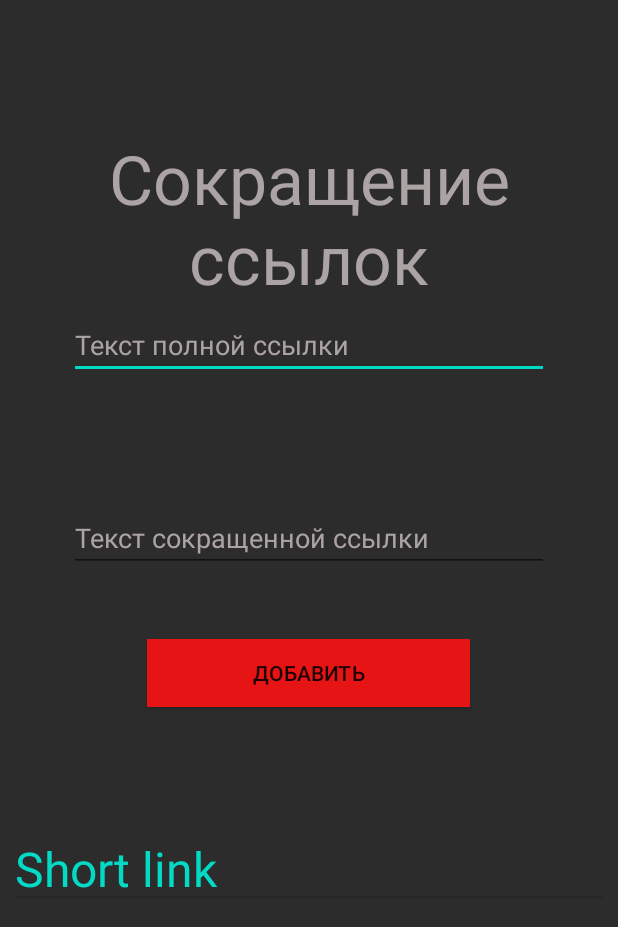
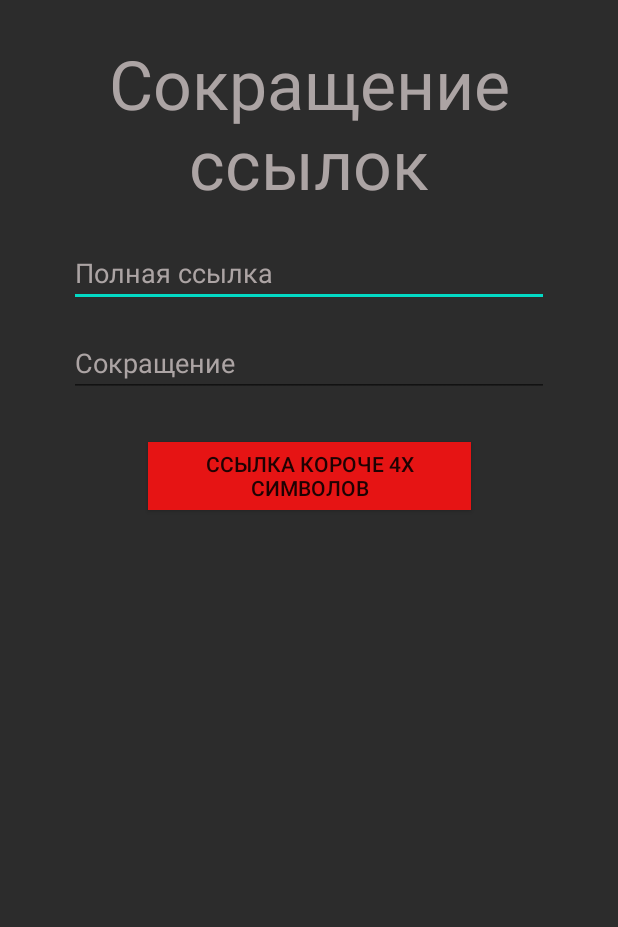
Before and after one commit to saymon-says/ShorterLink, an Android app: the screen it shows after launch (MainActivity), after a tap on "ДОБАВИТЬ", on a phone screen of 412 x 824 dp. Shown: the top 927 px of the screen. Run offline under Robolectric (Android 15) with nearby library versions, the phone set to English and light mode, and no system bars.

Commit message:
Попытки сделать проверку а двух строках

```diff
--- a/app/src/main/java/com/example/graduatework/LinkList.java
+++ b/app/src/main/java/com/example/graduatework/LinkList.java
@@ -28,4 +28,12 @@ public class LinkList {
     public void setShort_link(String short_link) {
         this.short_link = short_link;
     }
+
+    @Override
+    public String toString() {
+        return "LinkList{" +
+                "link='" + link + '\'' +
+                ", short_link='" + short_link + '\'' +
+                '}';
+    }
 }
--- a/app/src/main/java/com/example/graduatework/MainActivity.java
+++ b/app/src/main/java/com/example/graduatework/MainActivity.java
@@ -2,20 +2,21 @@ package com.example.graduatework;
 
 import android.os.Bundle;
 import android.view.View;
-import android.widget.ArrayAdapter;
+import android.widget.Button;
 import android.widget.EditText;
 import android.widget.ListView;
-import android.widget.Toast;
 
 import androidx.appcompat.app.AppCompatActivity;
 
 import java.util.ArrayList;
+import java.util.Collections;
 
 public class MainActivity extends AppCompatActivity {
 
     MyAdapter myAdapter;
-    ArrayList<LinkList> linkedList = new ArrayList<>();
+    ArrayList linkedList = new ArrayList<>();
     EditText short_link, link;
+    Button btn;
 
     @Override
     protected void onCreate(Bundle savedInstanceState) {
@@ -24,14 +25,30 @@ public class MainActivity extends AppCompatActivity {
         ListView listview = findViewById(R.id.list_of_short_link);
         short_link = findViewById(R.id.short_link);
         link = findViewById(R.id.link);
+        btn = findViewById(R.id.btn);
         myAdapter = new MyAdapter(this, linkedList);
         listview.setAdapter(myAdapter);
     }
 
     public void onClick(View v) {
-        linkedList.add(new LinkList(link.getText().toString(), short_link.getText().toString()));
-        myAdapter.notifyDataSetChanged();
-        link.setText("");
-        short_link.setText("");
+        if (link.getText().length() < 4) {
+            btn.setText("Ссылка короче 4х символов");
+            return;
+        } else if (short_link.getText().length() == 0) {
+            btn.setText("Укажите сокращение!");
+            return;
+        } else {
+            linkedList.forEach((n) -> System.out.println(n.toString()));
+            if (linkedList.equals(short_link.getText().toString())) {
+                linkedList.add(new LinkList(link.getText().toString(), short_link.getText().toString()));
+                myAdapter.notifyDataSetChanged();
+                link.setText("");
+                short_link.setText("");
+                btn.setText("Добавлено");
+            } else {
+                btn.setText("Занято");
+                return;
+            }
+        }
     }
 }
--- a/app/src/main/java/com/example/graduatework/MyAdapter.java
+++ b/app/src/main/java/com/example/graduatework/MyAdapter.java
@@ -43,7 +43,7 @@ public class MyAdapter extends BaseAdapter {
         TextView short_link = convertView.findViewById(R.id.short_link);
 
         link.setText(array.get(position).getLink());
-        short_link.setText("Short link " + array.get(position).getShort_link());
+        short_link.setText("Сокращенная ссылка: " + array.get(position).getShort_link());
 
         return convertView;
     }
--- a/app/src/main/res/layout/activity_main.xml
+++ b/app/src/main/res/layout/activity_main.xml
@@ -12,53 +12,44 @@
         android:id="@+id/textView"
         android:layout_width="wrap_content"
         android:layout_height="wrap_content"
-        android:layout_marginStart="10dp"
-        android:layout_marginTop="5dp"
-        android:layout_marginEnd="10dp"
-        android:layout_marginBottom="10dp"
+        android:layout_marginTop="25dp"
         android:text="Сокращение ссылок"
         android:textAlignment="center"
         android:textColor="#ACA4A4"
         android:textSize="45sp"
-        app:layout_constraintBottom_toTopOf="@+id/link"
+        app:layout_constraintBottom_toBottomOf="parent"
         app:layout_constraintEnd_toEndOf="parent"
+        app:layout_constraintHorizontal_bias="0.0"
         app:layout_constraintStart_toStartOf="parent"
         app:layout_constraintTop_toTopOf="parent"
-        app:layout_constraintVertical_bias="1.0" />
+        app:layout_constraintVertical_bias="0.0" />
 
     <EditText
         android:id="@+id/link"
-        android:layout_width="0dp"
+        android:layout_width="320dp"
         android:layout_height="40dp"
         android:layout_marginStart="46dp"
-        android:layout_marginTop="130dp"
+        android:layout_marginTop="25dp"
         android:layout_marginEnd="46dp"
-        android:layout_marginBottom="5dp"
-        android:ems="10"
-        android:hint="Текст полной ссылки"
-        android:inputType="textWebEditText"
+        android:hint="Полная ссылка"
         android:textColor="#ACA4A4"
         android:textColorHint="#ACA4A4"
-        app:layout_constraintBottom_toTopOf="@+id/short_link"
         app:layout_constraintEnd_toEndOf="parent"
         app:layout_constraintStart_toStartOf="parent"
-        app:layout_constraintTop_toTopOf="parent" />
+        app:layout_constraintTop_toBottomOf="@+id/textView" />
 
     <EditText
         android:id="@+id/short_link"
-        android:layout_width="0dp"
+        android:layout_width="320dp"
         android:layout_height="40dp"
         android:layout_marginStart="46dp"
+        android:layout_marginTop="20dp"
         android:layout_marginEnd="46dp"
-        android:layout_marginBottom="360dp"
-        android:ems="10"
-        android:hint="Текст сокращенной ссылки"
+        android:hint="Сокращение"
         android:inputType="text"
         android:textColor="#ACA4A4"
         android:textColorHint="#ACA4A4"
-        app:layout_constraintBottom_toBottomOf="parent"
         app:layout_constraintEnd_toEndOf="parent"
-        app:layout_constraintHorizontal_bias="0.0"
         app:layout_constraintStart_toStartOf="parent"
         app:layout_constraintTop_toBottomOf="@+id/link" />
 
@@ -66,25 +57,21 @@
         android:id="@+id/btn"
         android:layout_width="215dp"
         android:layout_height="45dp"
-        android:layout_marginStart="52dp"
-        android:layout_marginBottom="265dp"
+        android:layout_marginTop="30dp"
         android:background="#E61414"
+        android:onClick="onClick"
         android:text="Добавить"
-        android:onClick="onClick"
-        app:layout_constraintBottom_toBottomOf="parent"
-        app:layout_constraintStart_toStartOf="@+id/short_link"
-        app:layout_constraintTop_toBottomOf="@+id/short_link"
-        app:layout_constraintVertical_bias="0.342" />
+        app:layout_constraintEnd_toEndOf="parent"
+        app:layout_constraintStart_toStartOf="parent"
+        app:layout_constraintTop_toBottomOf="@+id/short_link" />
 
     <ListView
         android:id="@+id/list_of_short_link"
-        android:layout_width="0dp"
-        android:layout_height="0dp"
-        android:layout_marginStart="10dp"
-        android:layout_marginTop="10dp"
-        android:layout_marginEnd="10dp"
-        android:layout_marginBottom="5dp"
-        app:layout_constraintBottom_toBottomOf="parent"
+        android:layout_width="392dp"
+        android:layout_height="300dp"
+        android:layout_marginStart="15dp"
+        android:layout_marginTop="15dp"
+        android:layout_marginEnd="15dp"
         app:layout_constraintEnd_toEndOf="parent"
         app:layout_constraintStart_toStartOf="parent"
         app:layout_constraintTop_toBottomOf="@+id/btn" />
--- a/app/src/main/res/layout/list_item.xml
+++ b/app/src/main/res/layout/list_item.xml
@@ -9,10 +9,12 @@
         android:id="@+id/link"
         android:layout_width="0dp"
         android:layout_height="40dp"
-        android:layout_marginTop="36dp"
+        android:layout_marginStart="15dp"
+        android:layout_marginTop="10dp"
+        android:layout_marginEnd="15dp"
         android:text="Link"
-        android:textColor="@color/colorAccent"
-        android:textSize="32dp"
+        android:textColor="#ACA4A4"
+        android:textSize="20dp"
         app:layout_constraintEnd_toEndOf="parent"
         app:layout_constraintHorizontal_bias="0.0"
         app:layout_constraintStart_toStartOf="parent"
@@ -22,9 +24,12 @@
         android:id="@+id/short_link"
         android:layout_width="match_parent"
         android:layout_height="40dp"
+        android:layout_marginStart="15dp"
+        android:layout_marginTop="5dp"
+        android:layout_marginEnd="15dp"
         android:text="ShortLink"
-        android:textColor="@color/colorAccent"
-        android:textSize="32dp"
+        android:textColor="#ACA4A4"
+        android:textSize="20dp"
         app:layout_constraintBottom_toBottomOf="parent"
         app:layout_constraintEnd_toEndOf="parent"
         app:layout_constraintHorizontal_bias="0.0"
```
